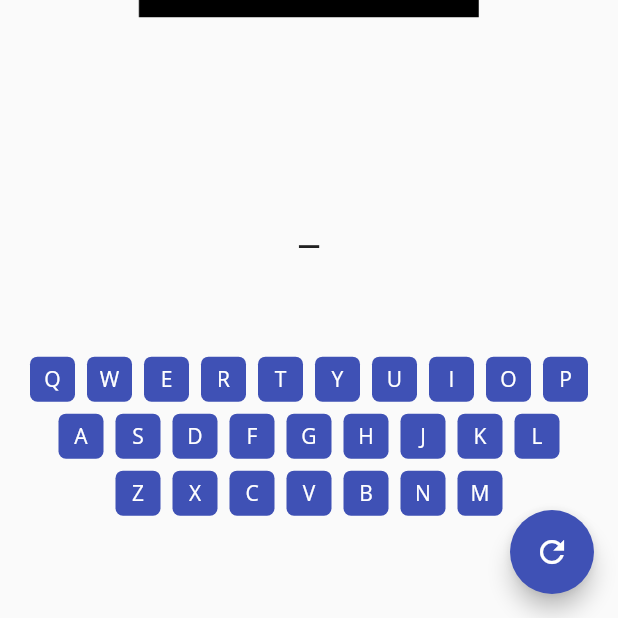
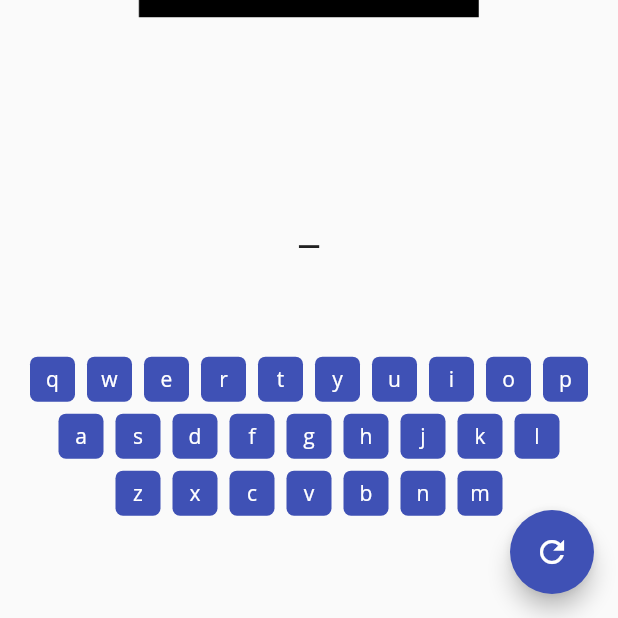
Before and after one commit to fuzzy-memory/hangman, a Flutter app: the GameScreen screen opened by its route, on a phone screen of 412 x 824 dp, the part 618-1236 px from its top. Run offline on Flutter 3.47's test engine with Material 2 defaults, Android fonts, the phone set to English and light mode, and no system bars; our stand-ins replace font_awesome_flutter, package_info.

Commit message:
Made some changes to the LAF

```diff
--- a/lib/screens/game_screen.dart
+++ b/lib/screens/game_screen.dart
@@ -168,10 +168,12 @@ class _GameScreenState extends State<GameScreen> {
   }
 
   Widget buildKey(String letter) {
+    letter = letter.toLowerCase();
+    bool attempted = attemptLog.contains(letter);
     return GestureDetector(
-      onTap: () {
-        letter = letter.toLowerCase();
-        if (attemptLog.contains(letter)) return;
+      onTap: attempted
+          ? null
+          : () {
               attemptLog.add(letter);
               print(letter + " " + attemptLog.toString());
               if (answer.contains(letter)) {
@@ -212,7 +214,9 @@ class _GameScreenState extends State<GameScreen> {
           width: 30,
           decoration: BoxDecoration(
             borderRadius: BorderRadius.circular(5),
-            color: isDarkTheme ? Colors.teal : Colors.indigo,
+            color: attempted
+                ? Colors.grey
+                : isDarkTheme ? Colors.teal : Colors.indigo,
           ),
           child: Text(
             letter,
```
Lines whose indentation alone changed are shown as unchanged.
